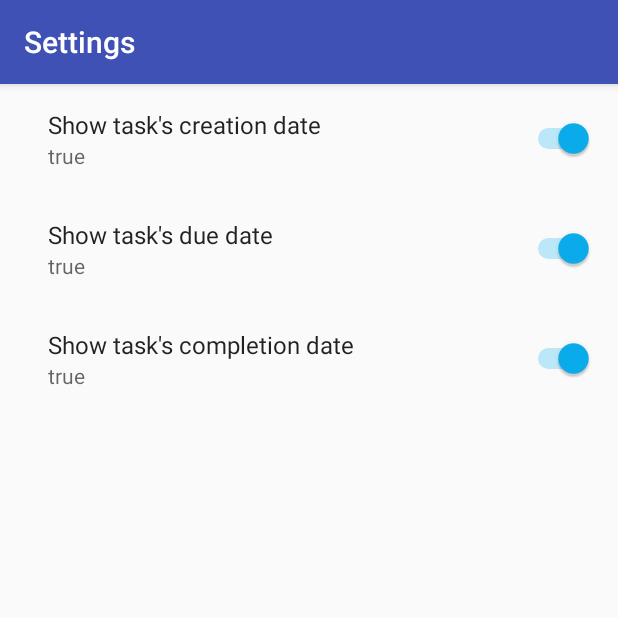
After one commit to GuyDev1/TodoTiger, an Android app: the SettingsActivity screen opened directly, with no data from a screen before it, on a phone screen of 412 x 824 dp, the top half of it. The commit adds this screen. Run offline under Robolectric (Android 15) with nearby library versions, the phone set to English and light mode, and no system bars; our stand-ins replace androidx.preference; 2 statements that could not run were skipped.

Commit message:
Add Settings - option to cancel due/created date TextView, and fix small bug

```diff
--- a/app/build.gradle
+++ b/app/build.gradle
@@ -49,6 +49,8 @@ dependencies {
     // Firebase remote config
     implementation 'com.google.firebase:firebase-config:16.0.0'
 
+    implementation 'com.android.support:preference-v7:28.0.0'
+
 
 }
 apply plugin: 'com.google.gms.google-services'
--- a/app/src/main/java/com/example/guyerez/todotiger/MainActivity.java
+++ b/app/src/main/java/com/example/guyerez/todotiger/MainActivity.java
@@ -88,7 +88,7 @@ public class MainActivity extends AppCompatActivity {
         rootRef.addListenerForSingleValueEvent(new ValueEventListener() {
             @Override
             public void onDataChange(DataSnapshot snapshot) {
-                if (!snapshot.hasChild(getCurrentUserId())) {
+                if (snapshot!=null && !snapshot.hasChild(getCurrentUserId())) {
                     mEmptyStateTextView.setVisibility(View.VISIBLE);
                         mEmptyStateTextView.setText("No task lists, add a new one!");
                         loadingIndicator.setVisibility(View.GONE);
@@ -277,6 +277,10 @@ public class MainActivity extends AppCompatActivity {
             case R.id.sign_out:
                 AuthUI.getInstance().signOut(this);
                 return true;
+            case R.id.settings:
+                Intent settingsIntent = new Intent(this, SettingsActivity.class);
+                startActivity(settingsIntent);
+                return true;
             default:
                 return super.onOptionsItemSelected(item);
         }
--- /dev/null
+++ b/app/src/main/java/com/example/guyerez/todotiger/SettingsActivity.java
@@ -0,0 +1,67 @@
+package com.example.guyerez.todotiger;
+
+import android.content.BroadcastReceiver;
+import android.content.SharedPreferences;
+import android.os.Bundle;
+import android.preference.PreferenceManager;
+import android.support.v14.preference.SwitchPreference;
+import android.support.v7.app.AppCompatActivity;
+import android.support.v7.preference.ListPreference;
+import android.support.v7.preference.Preference;
+import android.support.v7.preference.PreferenceFragmentCompat;
+import android.util.Log;
+
+public class SettingsActivity extends AppCompatActivity {
+    @Override
+    protected void onCreate(Bundle savedInstanceState) {
+        super.onCreate(savedInstanceState);
+        setContentView(R.layout.settings_activity);
+    }
+    public static class PrefsFragment extends PreferenceFragmentCompat implements Preference.OnPreferenceChangeListener {
+        @Override
+        public void onCreatePreferences(Bundle savedInstanceState, String rootKey) {
+
+            //Set preference screen
+            setPreferencesFromResource(R.xml.preferences,rootKey);
+
+            //Setup preferences
+
+            Preference showCreated=findPreference("show_created_date");
+            setPreference(showCreated);
+
+            Preference showDue=findPreference("show_due_date");
+            setPreference(showDue);
+
+            Preference showCompleted=findPreference("show_completed_date");
+            setPreference(showCompleted);
+        }
+
+        /**
+         * Updates the changed preference summary
+         */
+        @Override
+        public boolean onPreferenceChange(Preference preference, Object value) {
+            String stringValue = value.toString();
+            preference.setSummary(stringValue);
+            return true;
+        }
+
+        /**
+         * Starts PreferenceChangeListener, get's default values and set switch accordingly
+         * registers the new value and updates the relevant summary
+         */
+        private void setPreference(Preference preference) {
+            preference.setOnPreferenceChangeListener(this);
+            SharedPreferences preferences =
+                    PreferenceManager.getDefaultSharedPreferences(preference.getContext());
+
+            SwitchPreference defaultPref = (SwitchPreference) getPreferenceManager().findPreference(preference.getKey());
+            defaultPref.setChecked(preferences.getBoolean(preference.getKey(),true));
+            preference.setDefaultValue(preferences.getBoolean(preference.getKey(),true));
+
+            boolean preferenceBoolean = preferences.getBoolean(preference.getKey(), true);
+            onPreferenceChange(preference, preferenceBoolean);
+        }
+
+    }
+}
--- a/app/src/main/res/menu/mini_menu.xml
+++ b/app/src/main/res/menu/mini_menu.xml
@@ -1,6 +1,12 @@
 <?xml version="1.0" encoding="utf-8"?>
 <menu xmlns:android="http://schemas.android.com/apk/res/android"
     xmlns:app="http://schemas.android.com/apk/res-auto">
+
+
+    <item
+        android:id="@+id/settings"
+        android:title="Settings"
+        app:showAsAction="never"/>
 
     <item
         android:id="@+id/sign_out"
--- a/app/src/main/res/values/strings.xml
+++ b/app/src/main/res/values/strings.xml
@@ -2,4 +2,5 @@
     <string name="app_name">TodoTiger</string>
     <string name="channel_name">TaskChannel</string>
     <string name="channel_description">Channel for task notifications</string>
+
 </resources>
--- /dev/null
+++ b/app/src/main/res/xml/preferences.xml
@@ -0,0 +1,19 @@
+<?xml version="1.0" encoding="utf-8"?>
+<PreferenceScreen
+    xmlns:android="http://schemas.android.com/apk/res/android"
+    android:title="Settings">
+
+    <SwitchPreference
+        android:key="show_created_date"
+        android:title="Show task's creation date" />
+
+    <SwitchPreference
+        android:key="show_due_date"
+        android:title="Show task's due date" />
+
+    <SwitchPreference
+        android:key="show_completed_date"
+        android:title="Show task's completion date" />
+
+
+</PreferenceScreen>
```
Also changed, not shown: app/src/main/AndroidManifest.xml (+8 -0 lines), app/src/main/java/com/example/guyerez/todotiger/TaskActivity.java (+32 -17 lines), app/src/main/java/com/example/guyerez/todotiger/TaskAdapter.java (+13 -1 lines), app/src/main/res/layout/settings_activity.xml (added, +10 -0 lines), app/src/main/res/layout/task_item.xml (+9 -4 lines).
